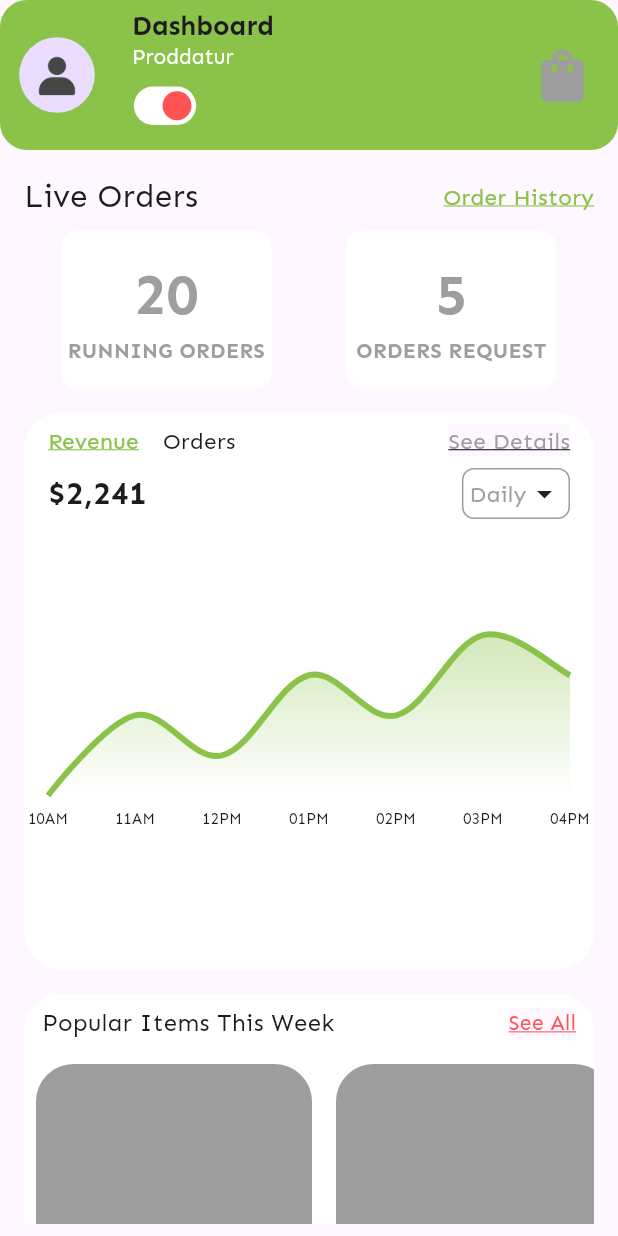
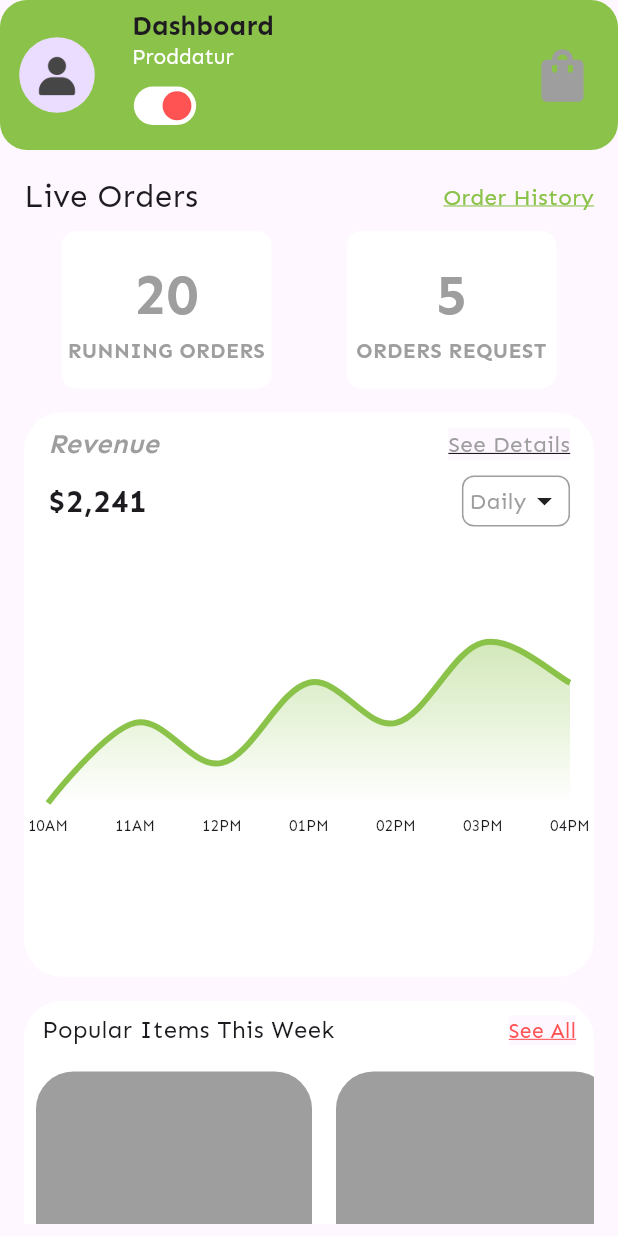
Before and after one commit to nicolas-ferrada/restaurant_dashboard_ui, a Flutter app: the screen it shows after launch, on a phone screen of 412 x 824 dp. Run offline on Flutter 3.47's test engine with Material 2 defaults, Android fonts, the phone set to English and light mode, and no system bars; drawn by our look-alikes of fl_chart.

Commit message:
refactor graph container
remove unnecessary widget selected tab

change style of revenue widget

```diff
--- a/lib/presentation/widgets/graph_container.dart
+++ b/lib/presentation/widgets/graph_container.dart
@@ -44,33 +44,18 @@ class GraphContainer extends StatelessWidget {
       padding: const EdgeInsets.symmetric(horizontal: 16, vertical: 8),
       child: Row(
         children: [
-          GestureDetector(
-            onTap: () {},
-            child: Text(
-              'Revenue',
-              style: selectedTabStyle(),
-            ),
-          ),
-          const SizedBox(width: 16),
-          GestureDetector(
-            onTap: () {},
-            child: const Text(
-              'Orders',
-              style: TextStyle(fontSize: 15),
+          const Text(
+            'Revenue',
+            style: TextStyle(
+              fontSize: 18,
+              color: AppColor.grey,
+              fontWeight: FontWeight.w600,
+              fontStyle: FontStyle.italic,
             ),
           ),
           seeDetailsButton(),
         ],
       ),
-    );
-  }
-
-  TextStyle selectedTabStyle() {
-    return const TextStyle(
-      fontSize: 15,
-      color: AppColor.green,
-      decoration: TextDecoration.underline,
-      decorationColor: AppColor.green,
     );
   }
 
```
